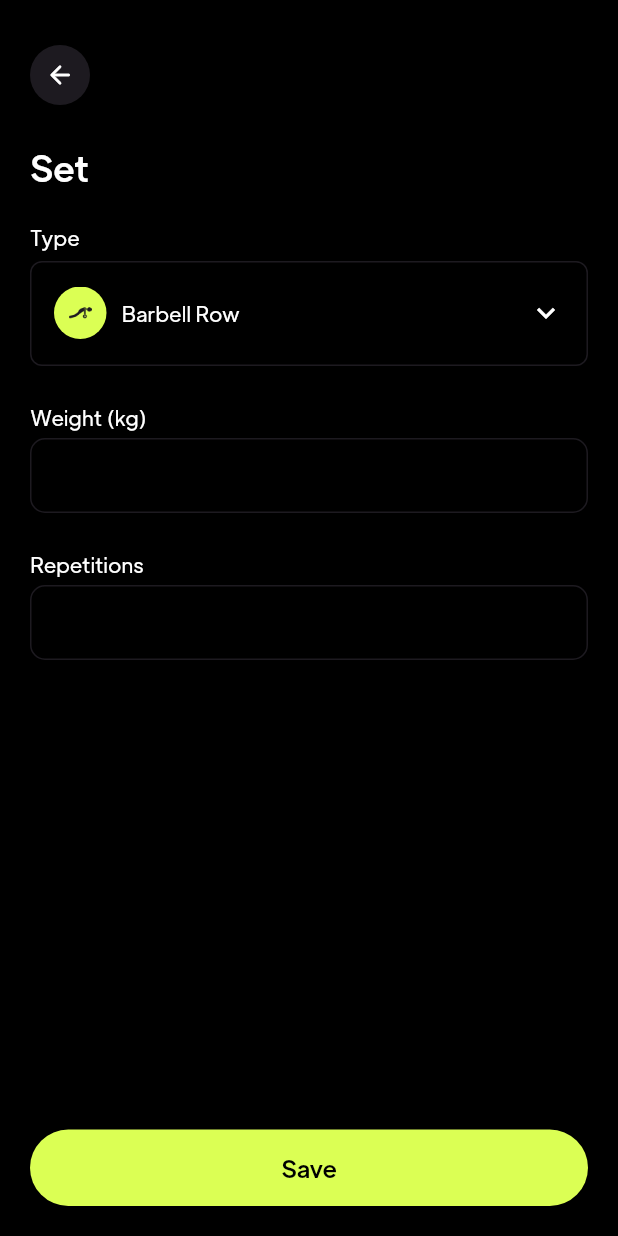
After one commit to JosteveGit/magic, a Flutter app: the SetPage screen opened directly, on a phone screen of 412 x 824 dp. The commit adds this screen. Run offline on Flutter 3.47's test engine with Material 3 defaults, Android fonts, the light colour scheme and no system bars; our stand-ins replace flutter_riverpod.

Commit message:
Added sets page

```diff
--- a/lib/app/modules/workout/presentation/pages/new_workout_page.dart
+++ b/lib/app/modules/workout/presentation/pages/new_workout_page.dart
@@ -1,10 +1,12 @@
 import 'package:flutter/material.dart';
 import 'package:flutter_riverpod/flutter_riverpod.dart';
+import 'package:magic/app/modules/workout/presentation/pages/set_page.dart';
+import 'package:magic/app/modules/workout/presentation/widgets/set_item.dart';
 import 'package:magic/app/shared/presentation/widgets/custom_button.dart';
-import 'package:magic/app/modules/workout/presentation/widgets/set_item.dart';
 import 'package:magic/app/shared/presentation/widgets/magic_app_bar.dart';
 import 'package:magic/app/shared/presentation/widgets/magic_icon.dart';
 import 'package:magic/core/framework/theme/colors/app_theme_provider.dart';
+import 'package:magic/core/navigation/navigator.dart';
 
 class NewWorkoutPage extends ConsumerStatefulWidget {
   const NewWorkoutPage({super.key});
@@ -25,10 +27,15 @@ class _NewWorkoutPageState extends ConsumerState<NewWorkoutPage> {
           child: Column(
             crossAxisAlignment: CrossAxisAlignment.start,
             children: [
-              const MagicAppBar(
+              MagicAppBar(
                 title: "New Workout",
                 trailing: [
-                  MagicIcon(icon: Icons.add_rounded),
+                  MagicIcon(
+                    icon: Icons.add_rounded,
+                    onTap: () {
+                      pushTo(context, const SetPage());
+                    },
+                  ),
                 ],
               ),
               const Expanded(
--- /dev/null
+++ b/lib/app/modules/workout/presentation/pages/set_page.dart
@@ -0,0 +1,114 @@
+import 'package:flutter/material.dart';
+import 'package:flutter/services.dart';
+import 'package:flutter_riverpod/flutter_riverpod.dart';
+import 'package:magic/app/shared/helpers/classes/media/pngs.dart';
+import 'package:magic/app/shared/presentation/widgets/custom_button.dart';
+import 'package:magic/app/shared/presentation/widgets/custom_dropdown.dart';
+import 'package:magic/app/shared/presentation/widgets/custom_textfield.dart';
+import 'package:magic/app/shared/presentation/widgets/magic_app_bar.dart';
+import 'package:magic/app/shared/presentation/widgets/magic_icon.dart';
+import 'package:magic/core/framework/theme/colors/app_theme_provider.dart';
+
+class SetPage extends ConsumerStatefulWidget {
+  const SetPage({super.key});
+
+  @override
+  ConsumerState<ConsumerStatefulWidget> createState() => _SetPageState();
+}
+
+class _SetPageState extends ConsumerState<SetPage> {
+  List<(String, String)> get types {
+    return [
+      ("Barbell Row", Pngs.barbellRow),
+      ("Bench Press", Pngs.benchPress),
+      ("Shoulder Press", Pngs.shoulderPress),
+      ("Deadlift", Pngs.deadlift),
+      ("Squat", Pngs.squat),
+    ];
+  }
+
+  String selectedType = "Barbell Row";
+
+  @override
+  Widget build(BuildContext context) {
+    final colors = ref.read(appThemeProvider).colors;
+    return Scaffold(
+      backgroundColor: colors.alwaysBlack,
+      body: SafeArea(
+        child: Container(
+          padding: const EdgeInsets.all(20),
+          child: Column(
+            crossAxisAlignment: CrossAxisAlignment.start,
+            children: [
+              const SizedBox(height: 10),
+              const MagicAppBar(title: "Set"),
+              Expanded(
+                child: SingleChildScrollView(
+                  child: Column(
+                    children: [
+                      const SizedBox(height: 20),
+                      CustomDropDown(
+                        header: "Type",
+                        items: [
+                          for (final type in types)
+                            CustomDropDownItem(
+                              value: type.$1,
+                              text: type.$1,
+                              prefix: Builder(builder: (context) {
+                                final isNotSelected = selectedType != type.$1;
+                                return Container(
+                                  margin: const EdgeInsets.only(right: 10),
+                                  child: MagicImage(
+                                    image: type.$2,
+                                    width: 15,
+                                    color: isNotSelected
+                                        ? colors.secondary
+                                        : colors.primary,
+                                    iconColor: isNotSelected
+                                        ? colors.alwaysWhite
+                                        : colors.secondary,
+                                  ),
+                                );
+                              }),
+                            )
+                        ],
+                        onSelected: (value) {
+                          setState(() {
+                            selectedType = value;
+                          });
+                        },
+                        value: selectedType,
+                      ),
+                      const SizedBox(height: 24),
+                      CustomTextField(
+                        headerText: "Weight (kg)",
+                        keyboardType: TextInputType.number,
+                        inputFormatters: [
+                          FilteringTextInputFormatter.allow(
+                            RegExp(r'^\d+\.?\d{0,1}'),
+                          ),
+                        ],
+                      ),
+                      const SizedBox(height: 24),
+                      CustomTextField(
+                        headerText: "Repetitions",
+                        keyboardType: TextInputType.number,
+                        inputFormatters: [
+                          FilteringTextInputFormatter.digitsOnly,
+                        ],
+                      ),
+                    ],
+                  ),
+                ),
+              ),
+              CustomButton(
+                text: "Save",
+                onPressed: () {},
+              ),
+            ],
+          ),
+        ),
+      ),
+    );
+  }
+}
--- a/lib/app/shared/helpers/classes/media/pngs.dart
+++ b/lib/app/shared/helpers/classes/media/pngs.dart
@@ -7,4 +7,5 @@ class Pngs {
 
   static const rep = 'assets/images/rep.png';
   static const set = 'assets/images/set.png';
+
 }
--- /dev/null
+++ b/lib/app/shared/presentation/widgets/custom_dropdown.dart
@@ -0,0 +1,338 @@
+import 'package:flutter/material.dart';
+import 'package:flutter_riverpod/flutter_riverpod.dart';
+import 'package:magic/core/framework/theme/colors/app_theme_provider.dart';
+
+class CustomDropDownItem<T> {
+  final T value;
+  final String text;
+  final Widget? prefix;
+
+  const CustomDropDownItem({
+    this.prefix,
+    required this.value,
+    required this.text,
+  });
+
+  @override
+  String toString() {
+    return "CustomDropDownItem(value: $value, text: $text)";
+  }
+}
+
+class CustomDropDown<T> extends ConsumerStatefulWidget {
+  final String header;
+  final List<CustomDropDownItem<T>> items;
+  final Function(T value) onSelected;
+  final Widget? suffix;
+  final T value;
+  final double? maxHeight;
+  final double minHeight;
+
+  final bool defaultEmpty;
+  final bool searchable;
+  final bool headerLess;
+  final bool required;
+  final VoidCallback? onTap;
+
+  const CustomDropDown({
+    super.key,
+    required this.header,
+    required this.items,
+    required this.onSelected,
+    required this.value,
+    this.searchable = false,
+    this.suffix,
+    this.maxHeight,
+    this.defaultEmpty = false,
+    this.headerLess = false,
+    this.minHeight = 70,
+    this.required = false,
+    this.onTap,
+  });
+
+  @override
+  ConsumerState<CustomDropDown<T>> createState() => _CustomDropDownState<T>();
+}
+
+class _CustomDropDownState<T> extends ConsumerState<CustomDropDown<T>> {
+  ScrollController controller = ScrollController();
+
+  bool expanded = false;
+  late List<CustomDropDownItem<T>> items;
+  late CustomDropDownItem<T> selectedItem;
+
+  FocusNode focusNode = FocusNode();
+  List<CustomDropDownItem<T>>? fList;
+  bool emptyList = false;
+
+  void filterList(String query) {
+    if (query.isEmpty) {
+      setState(() {
+        fList = null;
+      });
+      return;
+    }
+    List<CustomDropDownItem<T>> newItems =
+        List.generate(items.length, (index) => items[index])
+          ..where((element) => element.value != selectedItem.value);
+    setState(() {
+      fList = newItems
+          .where((e) => e.text.toLowerCase().contains(query.toLowerCase()))
+          .toList();
+    });
+  }
+
+  @override
+  initState() {
+    super.initState();
+    items = widget.items;
+    emptyList = widget.defaultEmpty;
+  }
+
+  @override
+  Widget build(BuildContext context) {
+    setSelectedItem(widget.value);
+    final colors = ref.watch(appThemeProvider).colors;
+    return IgnorePointer(
+      ignoring: emptyList,
+      child: GestureDetector(
+        onTap: () {
+          setState(() {
+            expanded = !expanded;
+            if (!expanded) {
+              FocusScope.of(context).unfocus();
+            }
+            controller.animateTo(
+              0,
+              duration: const Duration(milliseconds: 200),
+              curve: Curves.ease,
+            );
+          });
+          if (expanded) {
+            widget.onTap?.call();
+          }
+        },
+        child: Column(
+          crossAxisAlignment: CrossAxisAlignment.start,
+          children: [
+            if (!widget.headerLess) ...[
+              Row(
+                children: [
+                  Text(
+                    widget.header,
+                    style: TextStyle(
+                      color: colors.alwaysWhite,
+                      fontSize: 14,
+                    ),
+                  ),
+                  if (widget.required) ...[
+                    const SizedBox(width: 5),
+                    const Text(
+                      "*",
+                      style: TextStyle(
+                        color: Colors.red,
+                        fontSize: 14,
+                      ),
+                    ),
+                  ],
+                ],
+              ),
+              const SizedBox(height: 6),
+            ],
+            Container(
+              padding: EdgeInsets.zero,
+              child: AnimatedContainer(
+                height: calculateHeight(),
+                duration: const Duration(milliseconds: 300),
+                curve: Curves.fastOutSlowIn,
+                padding:
+                    const EdgeInsets.symmetric(horizontal: 15, vertical: 16),
+                decoration: BoxDecoration(
+                  // color: colors.secondary,
+                  borderRadius: BorderRadius.circular(8),
+                  border: Border.all(
+                    color: colors.secondary,
+                    width: 1,
+                  ),
+                ),
+                child: ListView(
+                  padding: EdgeInsets.zero,
+                  controller: controller,
+                  physics: widget.maxHeight != null
+                      ? (expanded
+                          ? const BouncingScrollPhysics()
+                          : const NeverScrollableScrollPhysics())
+                      : const NeverScrollableScrollPhysics(),
+                  children: [
+                    Column(
+                      children: [
+                        Row(
+                          children: [
+                            selectedItem.prefix ?? const SizedBox(),
+                            Expanded(
+                              child: Text(
+                                selectedItem.text,
+                                maxLines: 1,
+                                overflow: TextOverflow.ellipsis,
+                                style: TextStyle(
+                                  fontSize: 14,
+                                  color: colors.alwaysWhite,
+                                ),
+                              ),
+                            ),
+                            widget.suffix ??
+                                RotatedBox(
+                                  quarterTurns: expanded ? 2 : 0,
+                                  child: Icon(
+                                    Icons.keyboard_arrow_down,
+                                    color: colors.alwaysWhite,
+                                  ),
+                                )
+                          ],
+                        ),
+                        const SizedBox(height: 5),
+                        Divider(
+                          color: colors.secondary,
+                        ),
+                        if (widget.searchable)
+                          Column(
+                            children: [
+                              GestureDetector(
+                                onTap: () {
+                                  FocusScope.of(context)
+                                      .requestFocus(focusNode);
+                                },
+                                child: Container(
+                                  color: colors.transparent,
+                                  padding:
+                                      const EdgeInsets.symmetric(vertical: 8),
+                                  child: Row(
+                                    children: [
+                                      Expanded(
+                                        child: TextField(
+                                          focusNode: focusNode,
+                                          onChanged: (v) {
+                                            filterList(v);
+                                          },
+                                          style: TextStyle(
+                                            fontSize: 16,
+                                            color: colors.alwaysWhite,
+                                          ),
+                                          decoration: InputDecoration.collapsed(
+                                            hintText: "Search",
+                                            hintStyle: TextStyle(
+                                              fontSize: 14,
+                                              color: colors.alwaysWhite,
+                                            ),
+                                          ),
+                                        ),
+                                      ),
+                                      const SizedBox(width: 3),
+                                      Icon(
+                                        Icons.search_rounded,
+                                        size: 20,
+                                        color: colors.alwaysWhite,
+                                      )
+                                    ],
+                                  ),
+                                ),
+                              ),
+                              const Divider(),
+                              const SizedBox(height: 2),
+                            ],
+                          ),
+                      ],
+                    ),
+                    Column(
+                      children: [
+                        ...reduceList().map((e) {
+                          if (e.text.isEmpty) {
+                            return const SizedBox();
+                          }
+                          return GestureDetector(
+                            onTap: () {
+                              closeDropDown();
+                              widget.onSelected(e.value);
+                            },
+                            child: Container(
+                              height: 50,
+                              color: colors.transparent,
+                              child: Row(
+                                children: [
+                                  e.prefix ?? const SizedBox(),
+                                  Expanded(
+                                    child: Text(
+                                      e.text,
+                                      maxLines: 1,
+                                      overflow: TextOverflow.ellipsis,
+                                      style: TextStyle(
+                                        fontSize: 14,
+                                        color: colors.alwaysWhite,
+                                      ),
+                                    ),
+                                  ),
+                                ],
+                              ),
+                            ),
+                          );
+                        })
+                      ],
+                    )
+                  ],
+                ),
+              ),
+            ),
+          ],
+        ),
+      ),
+    );
+  }
+
+  Iterable<CustomDropDownItem<dynamic>> reduceList() {
+    return (fList ?? items).where((element) =>
+        selectedItem.value != element.value && element.value != null);
+  }
+
+  double calculateHeight() {
+    if (expanded) {
+      if (!widget.searchable) {
+        var calculatedHeight =
+            (27.0 + (52.0 * (items.where((e) => e.text.isNotEmpty).length)));
+        if (calculatedHeight > (widget.maxHeight ?? calculatedHeight)) {
+          calculatedHeight = widget.maxHeight ?? calculatedHeight;
+        }
+        return calculatedHeight;
+      }
+      var other = fList != null
+          ? fList!.where((e) => e.text.isNotEmpty).length
+          : (items.where((e) => e.text.isNotEmpty).length - 1);
+      return widget.maxHeight ?? (130) + (52.0 * other) + 5;
+    }
+    return widget.minHeight;
+  }
+
+  void closeDropDown() {
+    setState(() {
+      controller.animateTo(
+        0,
+        duration: const Duration(milliseconds: 200),
+        curve: Curves.ease,
+      );
+      expanded = false;
+    });
+  }
+
+  void setSelectedItem(T item) {
+    setState(() {
+      items = widget.items;
+      final selectedItemIndex = items.indexWhere(
+        (element) => element.value == item,
+      );
+      if (selectedItemIndex == -1) {
+        selectedItem = items.first;
+      } else {
+        selectedItem = items[selectedItemIndex];
+      }
+    });
+  }
+}
--- /dev/null
+++ b/lib/app/shared/presentation/widgets/custom_textfield.dart
@@ -0,0 +1,236 @@
+import 'package:flutter/material.dart';
+import 'package:flutter/services.dart';
+import 'package:flutter_riverpod/flutter_riverpod.dart';
+import 'package:magic/core/framework/theme/colors/app_theme_provider.dart';
+
+class CustomTextField extends ConsumerStatefulWidget {
+  final String? hint;
+  final ValueChanged<String>? onChanged;
+  final TextInputType? keyboardType;
+  final List<TextInputFormatter>? inputFormatters;
+  final bool? readOnly;
+  final TextEditingController? textEditingController;
+  final bool? obscureText;
+  final Widget? prefix;
+  final Widget? suffix;
+  final FocusNode? node;
+  final VoidCallback? onTap;
+  final String? Function(String value)? validator;
+  final EdgeInsets? padding;
+  final int? maxLines;
+  final int? minLines;
+  final int? maxLength;
+  final Color? textFieldColor;
+  final bool? hasBorder;
+  final String? headerText;
+  final TextInputAction textInputAction;
+  final bool isPassword;
+  final String? whenValid;
+  final ({String tipTitle, String tipText})? tipInfo;
+  final bool required;
+  final double borderRadius;
+  final ValueChanged<String>? onSubmitted;
+
+  const CustomTextField({
+    super.key,
+    this.hint,
+    this.onChanged,
+    this.keyboardType,
+    this.inputFormatters,
+    this.readOnly,
+    this.obscureText,
+    this.textEditingController,
+    this.prefix,
+    this.suffix,
+    this.node,
+    this.validator,
+    this.onTap,
+    this.padding,
+    this.minLines = 1,
+    this.maxLines = 1,
+    this.maxLength,
+    this.headerText,
+    this.textInputAction = TextInputAction.next,
+    this.hasBorder = false,
+    this.textFieldColor,
+    this.isPassword = false,
+    this.whenValid,
+    this.tipInfo,
+    this.required = false,
+    this.onSubmitted,
+    this.borderRadius = 10,
+  });
+
+  @override
+  ConsumerState<CustomTextField> createState() => _CustomTextFieldState();
+}
+
+class _CustomTextFieldState extends ConsumerState<CustomTextField> {
+  late final FocusNode node;
+  @override
+  void initState() {
+    node = widget.node ?? FocusNode();
+    if (widget.isPassword) {
+      obscureText = true;
+    }
+    super.initState();
+  }
+
+  bool obscureText = false;
+  bool hasEntered = false;
+
+  @override
+  Widget build(BuildContext context) {
+    const red = Colors.red;
+    final colors = ref.watch(appThemeProvider).colors;
+    BoxBorder? getBorder() {
+      if (!isValid) {
+        return Border.all(
+          color: red,
+          width: 1,
+        );
+      } else if (widget.whenValid != null && hasEntered) {
+        return Border.all(
+          color: red,
+          width: 1,
+        );
+      }
+      return Border.all(
+        color: colors.secondary,
+        width: 1,
+      );
+    }
+
+    return GestureDetector(
+      onTap: () {
+        if (widget.onTap != null) {
+          widget.onTap!();
+        }
+        node.requestFocus();
+      },
+      child: Column(
+        crossAxisAlignment: CrossAxisAlignment.start,
+        children: [
+          if (widget.headerText != null) ...[
+            Row(
+              children: [
+                Expanded(
+                  child: Row(
+                    children: [
+                      Text(
+                        widget.headerText!,
+                        style: TextStyle(
+                          color: colors.alwaysWhite,
+                          fontSize: 14,
+                        ),
+                      ),
+                      if (widget.required) ...[
+                        const SizedBox(width: 5),
+                        const Text(
+                          "*",
+                          style: TextStyle(
+                            color: red,
+                            fontSize: 16,
+                          ),
+                        ),
+                      ],
+                    ],
+                  ),
+                ),
+              ],
+            ),
+            const SizedBox(height: 4),
+          ],
+          Container(
+            padding: widget.padding ??
+                const EdgeInsets.symmetric(
+                  horizontal: 18,
+                  vertical: 12,
+                ),
+            decoration: BoxDecoration(
+              color: colors.transparent,
+              borderRadius: BorderRadius.circular(widget.borderRadius),
+              border: getBorder(),
+            ),
+            child: Row(
+              children: [
+                widget.prefix ?? const SizedBox(),
+                Expanded(
+                  child: TextField(
+                    maxLines: widget.maxLines,
+                    maxLength: widget.maxLength,
+                    focusNode: node,
+                    minLines: widget.minLines,
+                    keyboardType: widget.keyboardType,
+                    cursorColor: colors.alwaysWhite.withOpacity(.5),
+                    onTap: () {
+                      if (widget.onTap != null) {
+                        widget.onTap!();
+                      }
+                      node.requestFocus();
+                    },
+                    onSubmitted: (v) {
+                      widget.onSubmitted?.call(v);
+                    },
+                    onChanged: (v) {
+                      v = v.trim();
+                      widget.onChanged?.call(v);
+                      setState(() {
+                        value = v;
+                        hasEntered = v.isNotEmpty;
+                      });
+                    },
+                    obscureText: widget.obscureText ?? obscureText,
+                    controller: widget.textEditingController,
+                    readOnly: widget.readOnly ?? false,
+                    inputFormatters: widget.inputFormatters,
+                    style: TextStyle(color: colors.alwaysWhite),
+                    decoration: InputDecoration.collapsed(
+                      hintText: widget.hint,
+                      hintStyle: TextStyle(
+                        color: colors.alwaysWhite.withOpacity(.5),
+                      ),
+                    ),
+                    textInputAction: widget.textInputAction,
+                  ),
+                ),
+                widget.suffix ?? const SizedBox(),
+                if (widget.isPassword)
+                  GestureDetector(
+                    onTap: () {
+                      setState(() {
+                        obscureText = !obscureText;
+                      });
+                    },
+                    child: Icon(
+                      obscureText ? Icons.visibility : Icons.visibility_off,
+                      color: colors.alwaysWhite.withOpacity(.5),
+                    ),
+                  ),
+              ],
+            ),
+          ),
+          if (!isValid)
+            Column(
+              children: [
+                const SizedBox(height: 8),
+                Text(
+                  widget.validator!(value)!,
+                  style: const TextStyle(color: red, fontSize: 12),
+                ),
+              ],
+            ),
+        ],
+      ),
+    );
+  }
+
+  String value = "";
+
+  bool get isValid {
+    if (widget.validator == null || !hasEntered) {
+      return true;
+    }
+    return widget.validator!(value) == null;
+  }
+}
--- a/lib/app/shared/presentation/widgets/magic_icon.dart
+++ b/lib/app/shared/presentation/widgets/magic_icon.dart
@@ -41,12 +41,14 @@ class MagicImage extends ConsumerWidget {
   final VoidCallback? onTap;
   final Color? color;
   final Color? iconColor;
+  final double? width;
   const MagicImage({
     super.key,
     required this.image,
     this.color,
     this.onTap,
     this.iconColor,
+    this.width,
   });
 
   @override
@@ -63,7 +65,7 @@ class MagicImage extends ConsumerWidget {
         child: Image.asset(
           image,
           color: iconColor ?? colors.alwaysWhite,
-          width: 25,
+          width: width ?? 25,
         ),
       ),
     );
--- a/lib/core/framework/theme/colors/app_colors.dart
+++ b/lib/core/framework/theme/colors/app_colors.dart
@@ -6,6 +6,7 @@ class AppColors {
   final Color alwaysdbff54;
   final Color always26292C;
   final Color always1d1a20;
+  final Color transparent;
 
   Color get primary => alwaysdbff54;
   Color get secondary => always1d1a20;
@@ -16,5 +17,6 @@ class AppColors {
     this.alwaysdbff54 = const Color(0xffdbff54),
     this.always26292C = const Color(0xff26292C),
     this.always1d1a20 = const Color(0xff1d1a20),
+    this.transparent = Colors.transparent,
   });
 }
```
